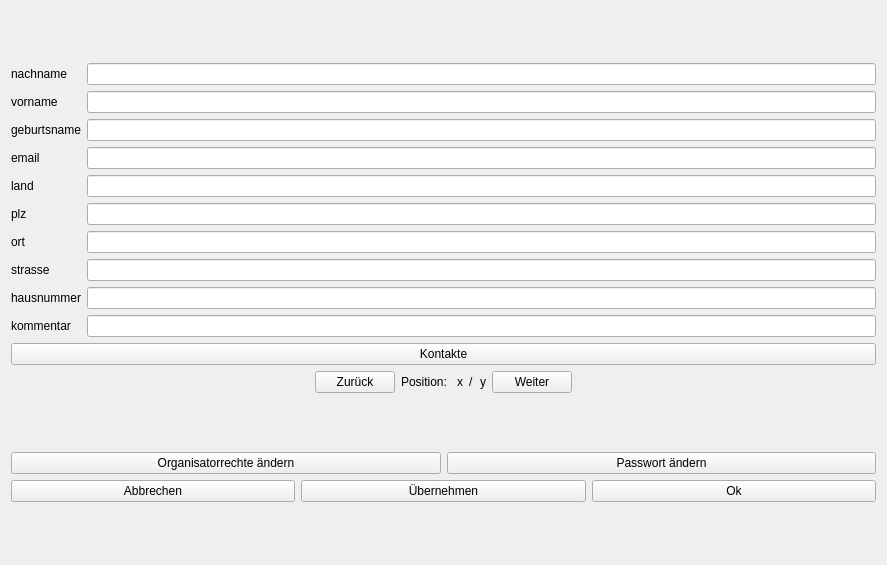
This is profileview.ui in Leon0932/se_projekt as Qt 5 draws it before an edit. The edited form follows.
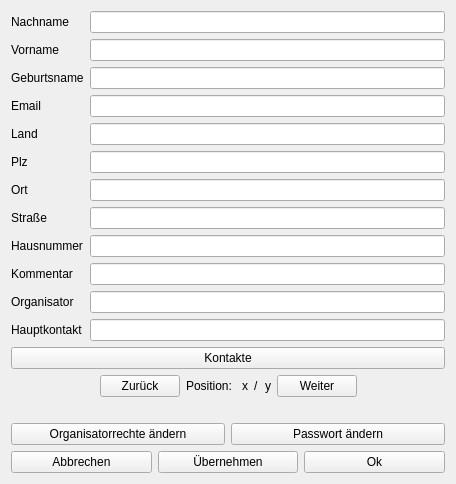
This is the edited form.

Commit message: add hauptkontakt and some profile stuff

```diff
--- a/profileview.ui
+++ b/profileview.ui
@@ -6,8 +6,8 @@
    <rect>
     <x>0</x>
     <y>0</y>
-    <width>887</width>
-    <height>565</height>
+    <width>456</width>
+    <height>484</height>
    </rect>
   </property>
   <property name="windowTitle">
@@ -32,7 +32,7 @@
      <item row="0" column="0">
       <widget class="QLabel" name="nachnameLbl">
        <property name="text">
-        <string>nachname</string>
+        <string>Nachname</string>
        </property>
       </widget>
      </item>
@@ -42,7 +42,7 @@
      <item row="1" column="0">
       <widget class="QLabel" name="vornameLbl">
        <property name="text">
-        <string>vorname</string>
+        <string>Vorname</string>
        </property>
       </widget>
      </item>
@@ -52,7 +52,7 @@
      <item row="2" column="0">
       <widget class="QLabel" name="geburtsnameLbl">
        <property name="text">
-        <string>geburtsname</string>
+        <string>Geburtsname</string>
        </property>
       </widget>
      </item>
@@ -62,7 +62,7 @@
      <item row="3" column="0">
       <widget class="QLabel" name="emailLbl">
        <property name="text">
-        <string>email</string>
+        <string>Email</string>
        </property>
       </widget>
      </item>
@@ -72,7 +72,7 @@
      <item row="4" column="0">
       <widget class="QLabel" name="landLbl">
        <property name="text">
-        <string>land</string>
+        <string>Land</string>
        </property>
       </widget>
      </item>
@@ -82,7 +82,7 @@
      <item row="5" column="0">
       <widget class="QLabel" name="plzLbl">
        <property name="text">
-        <string>plz</string>
+        <string>Plz</string>
        </property>
       </widget>
      </item>
@@ -92,7 +92,7 @@
      <item row="6" column="0">
       <widget class="QLabel" name="ortLbl">
        <property name="text">
-        <string>ort</string>
+        <string>Ort</string>
        </property>
       </widget>
      </item>
@@ -102,7 +102,7 @@
      <item row="7" column="0">
       <widget class="QLabel" name="strasseLbl">
        <property name="text">
-        <string>strasse</string>
+        <string>Straße</string>
        </property>
       </widget>
      </item>
@@ -112,7 +112,7 @@
      <item row="8" column="0">
       <widget class="QLabel" name="hausnummerLbl">
        <property name="text">
-        <string>hausnummer</string>
+        <string>Hausnummer</string>
        </property>
       </widget>
      </item>
@@ -122,13 +122,41 @@
      <item row="9" column="0">
       <widget class="QLabel" name="label">
        <property name="text">
-        <string>kommentar</string>
+        <string>Kommentar</string>
        </property>
       </widget>
      </item>
      <item row="9" column="1">
       <widget class="QLineEdit" name="kommentarTbx"/>
      </item>
+     <item row="10" column="0">
+      <widget class="QLabel" name="label_3">
+       <property name="text">
+        <string>Organisator</string>
+       </property>
+      </widget>
+     </item>
+     <item row="10" column="1">
+      <widget class="QLineEdit" name="orgTbx">
+       <property name="readOnly">
+        <bool>true</bool>
+       </property>
+      </widget>
+     </item>
+     <item row="11" column="0">
+      <widget class="QLabel" name="label_5">
+       <property name="text">
+        <string>Hauptkontakt</string>
+       </property>
+      </widget>
+     </item>
+     <item row="11" column="1">
+      <widget class="QLineEdit" name="hautpkontaktTbx">
+       <property name="readOnly">
+        <bool>true</bool>
+       </property>
+      </widget>
+     </item>
     </layout>
    </item>
    <item>
```
The commit also changes 12 other files.
